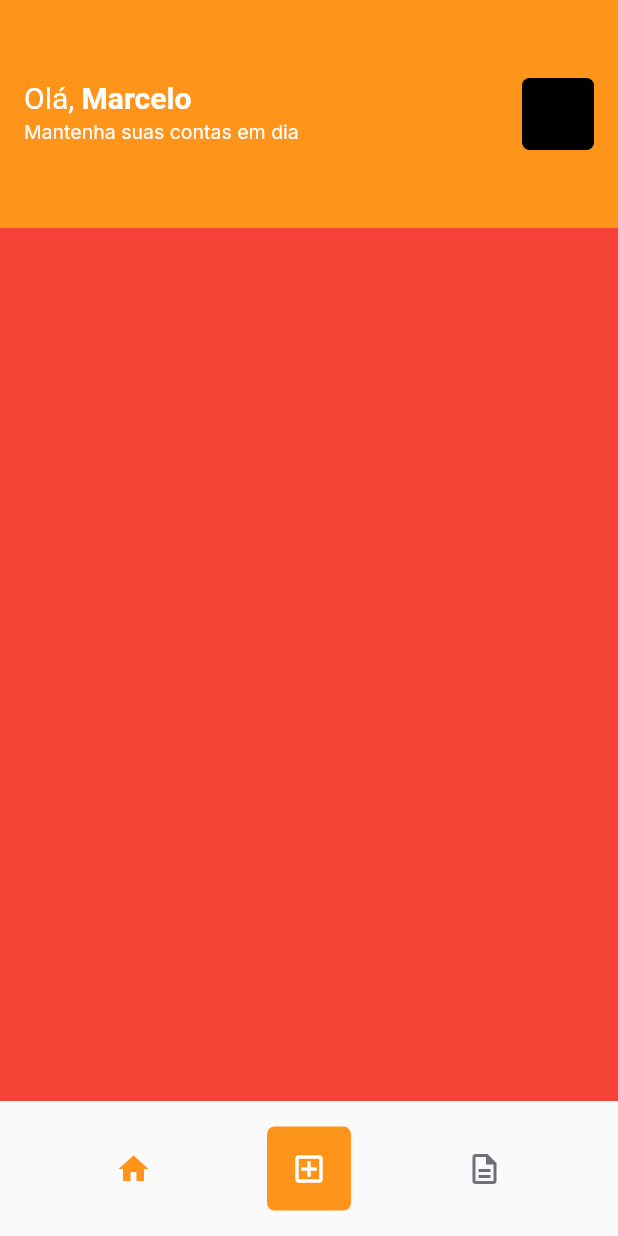
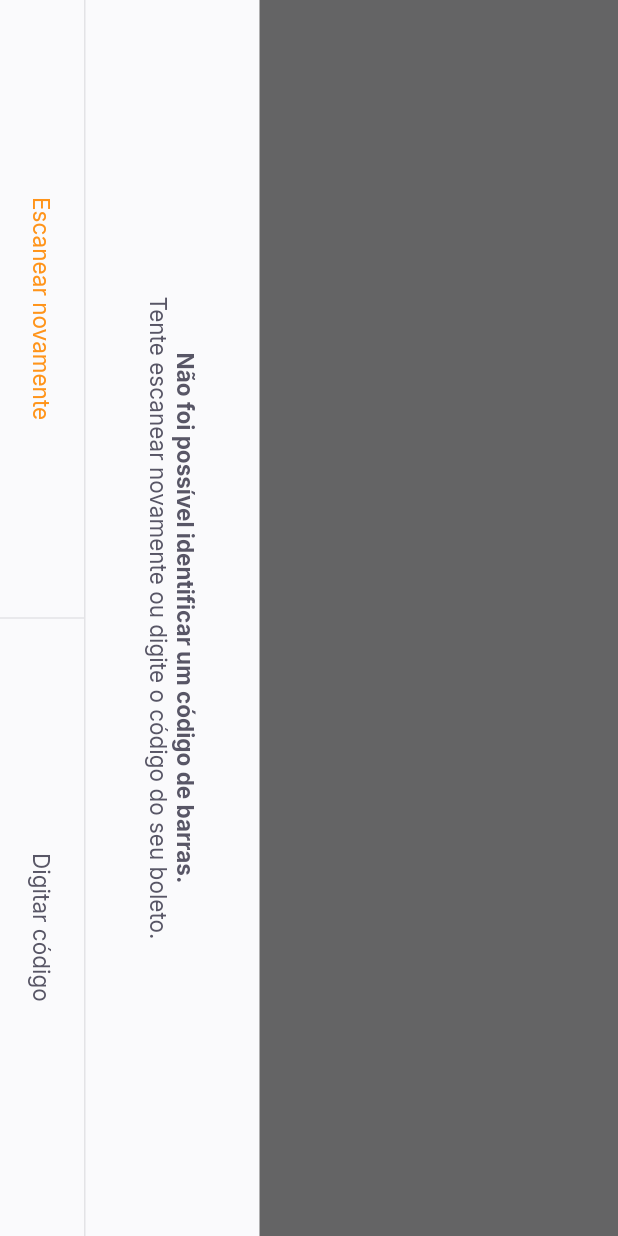
Before and after one commit to marcelopajr/payflow, a Flutter app: the HomePage screen opened by its route, after a tap on the "add box" icon, on a phone screen of 412 x 824 dp. Run offline on Flutter 3.47's test engine with Material 2 defaults, Android fonts, the phone set to English and light mode, and no system bars; our stand-ins replace firebase_core, google_fonts, google_sign_in, shared_preferences; accounts and stored records are empty.

Commit message:
Layout finalizado do BarcodeScannerPage

```diff
--- a/lib/app_widget.dart
+++ b/lib/app_widget.dart
@@ -1,5 +1,6 @@
 import 'package:flutter/material.dart';
 
+import 'modules/barcode_scanner/barcode_scanner_page.dart';
 import 'modules/home/home_page.dart';
 import 'modules/login/login_page.dart';
 import 'modules/splash/splash_page.dart';
@@ -11,6 +12,7 @@ class AppWidget extends StatelessWidget {
     return MaterialApp(
       title: 'PayFlow',
       theme: ThemeData(
+        primarySwatch: Colors.orange,
         primaryColor: AppColors.primary,
       ),
       initialRoute: "/splash",
@@ -18,6 +20,7 @@ class AppWidget extends StatelessWidget {
         "/splash": (context) => SplashPage(),
         "/home": (context) => HomePage(),
         "/login": (context) => LoginPage(),
+        "/barcode_scanner": (context) => BarcodeScannerPage(),
       },
     );
   }
--- /dev/null
+++ b/lib/modules/barcode_scanner/barcode_scanner_page.dart
@@ -0,0 +1,66 @@
+import 'package:flutter/material.dart';
+import 'package:payflow/shared/themes/app_colors.dart';
+import 'package:payflow/shared/themes/app_text_styles.dart';
+import 'package:payflow/shared/widgets/bottom_sheet/bottom_sheet_widget.dart';
+import 'package:payflow/shared/widgets/set_label_buttons/set_label_buttons.dart';
+
+class BarcodeScannerPage extends StatefulWidget {
+  const BarcodeScannerPage({Key? key}) : super(key: key);
+
+  @override
+  _BarcodeScannerPageState createState() => _BarcodeScannerPageState();
+}
+
+class _BarcodeScannerPageState extends State<BarcodeScannerPage> {
+  @override
+  Widget build(BuildContext context) {
+    return BottomSheetWidget(
+        title: "Não foi possível identificar um código de barras.",
+        subtitle: "Tente escanear novamente ou digite o código do seu boleto.",
+        primaryLabel: "Escanear novamente",
+        primaryOnPressed: () {
+          print("clicou");
+        },
+        secondaryLabel: "Digitar código",
+        secondaryOnPressed: () {});
+    return SafeArea(
+      top: true,
+      bottom: true,
+      left: true,
+      right: true,
+      child: RotatedBox(
+        quarterTurns: 1,
+        child: Scaffold(
+            appBar: AppBar(
+              backgroundColor: Colors.black,
+              title: Text(
+                "Escaneie o código de barras do boleto",
+                style: TextStyles.buttonBackground,
+              ),
+              centerTitle: true,
+              leading: BackButton(color: AppColors.background),
+            ),
+            body: Column(
+              children: [
+                Expanded(
+                  child: Container(color: Colors.black.withOpacity(.6)),
+                ),
+                Expanded(
+                  flex: 2,
+                  child: Container(color: Colors.transparent),
+                ),
+                Expanded(
+                  child: Container(color: Colors.black.withOpacity(.6)),
+                )
+              ],
+            ),
+            bottomNavigationBar: SetLabelButtons(
+              primaryLabel: "Inserir código do boleto",
+              primaryOnPressed: () {},
+              secondaryLabel: "Adicionar da galeria",
+              secondaryOnPressed: () {},
+            )),
+      ),
+    );
+  }
+}
--- a/lib/modules/home/home_page.dart
+++ b/lib/modules/home/home_page.dart
@@ -69,7 +69,7 @@ class _HomePageState extends State<HomePage> {
                 )),
             GestureDetector(
               onTap: () {
-                print("Clicou");
+                Navigator.pushNamed(context, "/barcode_scanner");
               },
               child: Container(
                 width: 56,
--- /dev/null
+++ b/lib/shared/widgets/bottom_sheet/bottom_sheet_widget.dart
@@ -0,0 +1,73 @@
+import 'package:flutter/material.dart';
+import 'package:payflow/shared/themes/app_colors.dart';
+import 'package:payflow/shared/themes/app_text_styles.dart';
+import 'package:payflow/shared/widgets/set_label_buttons/set_label_buttons.dart';
+
+class BottomSheetWidget extends StatelessWidget {
+  const BottomSheetWidget(
+      {Key? key,
+      required this.primaryLabel,
+      required this.primaryOnPressed,
+      required this.secondaryLabel,
+      required this.secondaryOnPressed,
+      required this.title,
+      required this.subtitle})
+      : super(key: key);
+  final String primaryLabel;
+  final VoidCallback primaryOnPressed;
+  final String secondaryLabel;
+  final VoidCallback secondaryOnPressed;
+  final String title;
+  final String subtitle;
+
+  @override
+  Widget build(BuildContext context) {
+    return SafeArea(
+      child: RotatedBox(
+        quarterTurns: 1,
+        child: Material(
+          child: Container(
+            color: AppColors.shape,
+            child: Column(
+              children: [
+                Expanded(
+                    child: Container(
+                  color: Colors.black.withOpacity(.6),
+                )),
+                Column(
+                  children: [
+                    Padding(
+                      padding: const EdgeInsets.all(40),
+                      child: Text.rich(
+                        TextSpan(
+                            text: title,
+                            style: TextStyles.buttonBoldHeading,
+                            children: [
+                              TextSpan(
+                                text: "\n$subtitle",
+                                style: TextStyles.buttonHeading,
+                              )
+                            ]),
+                        textAlign: TextAlign.center,
+                      ),
+                    ),
+                    Container(
+                      height: 1,
+                      color: AppColors.stroke,
+                    ),
+                    SetLabelButtons(
+                        enablePrimaryColor: true,
+                        primaryLabel: primaryLabel,
+                        primaryOnPressed: primaryOnPressed,
+                        secondaryLabel: secondaryLabel,
+                        secondaryOnPressed: secondaryOnPressed)
+                  ],
+                ),
+              ],
+            ),
+          ),
+        ),
+      ),
+    );
+  }
+}
--- /dev/null
+++ b/lib/shared/widgets/divider_vertical/divider_vertical.dart
@@ -0,0 +1,15 @@
+import 'package:flutter/material.dart';
+import 'package:payflow/shared/themes/app_colors.dart';
+
+class DividerVerticalWidget extends StatelessWidget {
+  const DividerVerticalWidget({Key? key}) : super(key: key);
+
+  @override
+  Widget build(BuildContext context) {
+    return Container(
+      width: 1,
+      height: double.maxFinite,
+      color: AppColors.stroke,
+    );
+  }
+}
--- /dev/null
+++ b/lib/shared/widgets/label_button/label_button.dart
@@ -0,0 +1,24 @@
+import 'package:flutter/material.dart';
+import 'package:payflow/shared/themes/app_text_styles.dart';
+
+class LabelButton extends StatelessWidget {
+  final String label;
+  final VoidCallback onPressed;
+  final TextStyle? style;
+  const LabelButton(
+      {Key? key, required this.label, required this.onPressed, this.style})
+      : super(key: key);
+
+  @override
+  Widget build(BuildContext context) {
+    return Container(
+      height: 56,
+      child: TextButton(
+          onPressed: () {},
+          child: Text(
+            label,
+            style: style ?? TextStyles.buttonHeading,
+          )),
+    );
+  }
+}
--- /dev/null
+++ b/lib/shared/widgets/set_label_buttons/set_label_buttons.dart
@@ -0,0 +1,46 @@
+import 'package:flutter/material.dart';
+import 'package:payflow/shared/themes/app_text_styles.dart';
+import 'package:payflow/shared/widgets/divider_vertical/divider_vertical.dart';
+import 'package:payflow/shared/widgets/label_button/label_button.dart';
+
+class SetLabelButtons extends StatelessWidget {
+  final String primaryLabel;
+  final VoidCallback primaryOnPressed;
+  final String secondaryLabel;
+  final VoidCallback secondaryOnPressed;
+  final bool enablePrimaryColor;
+
+  const SetLabelButtons({
+    Key? key,
+    required this.primaryLabel,
+    required this.primaryOnPressed,
+    required this.secondaryLabel,
+    required this.secondaryOnPressed,
+    this.enablePrimaryColor = false,
+  }) : super(key: key);
+
+  @override
+  Widget build(BuildContext context) {
+    return Container(
+      height: 56,
+      child: Row(
+        children: [
+          Expanded(
+            child: LabelButton(
+              label: primaryLabel,
+              onPressed: primaryOnPressed,
+              style: enablePrimaryColor ? TextStyles.buttonPrimary : null,
+            ),
+          ),
+          DividerVerticalWidget(),
+          Expanded(
+            child: LabelButton(
+              label: secondaryLabel,
+              onPressed: secondaryOnPressed,
+            ),
+          ),
+        ],
+      ),
+    );
+  }
+}
--- a/pubspec.yaml
+++ b/pubspec.yaml
@@ -32,6 +32,9 @@ dependencies:
   google_sign_in: ^5.0.4
   google_sign_in_web: ^0.10.0
   shared_preferences: ^2.0.6
+  google_ml_kit: ^0.6.0
+  camera: ^0.8.1+3
+  image_picker: ^0.8.1+3
 
 dev_dependencies:
   flutter_test:
```
Also changed, not shown: pubspec.lock.
